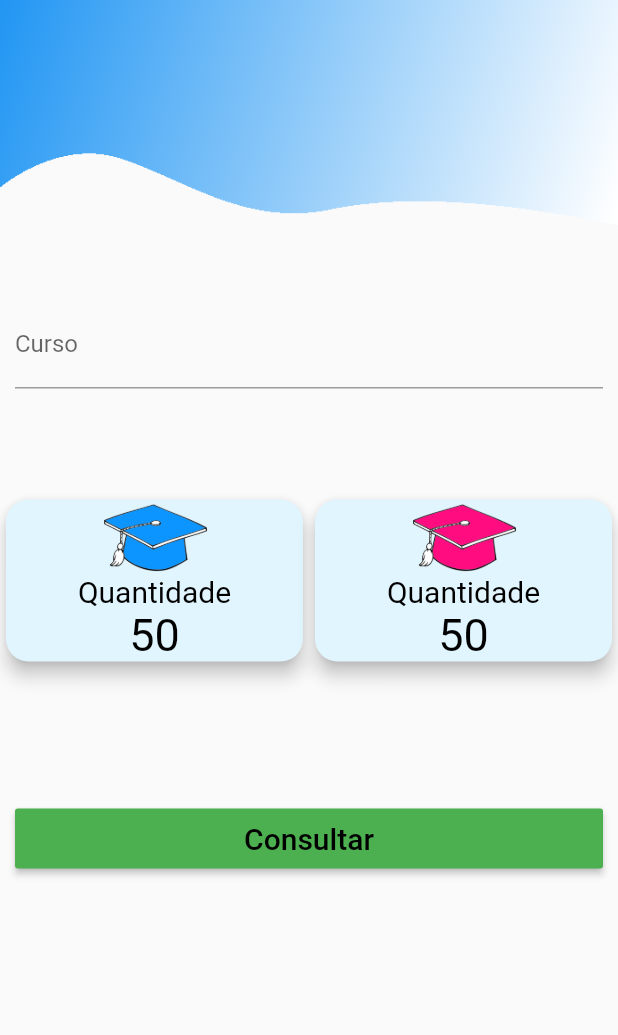
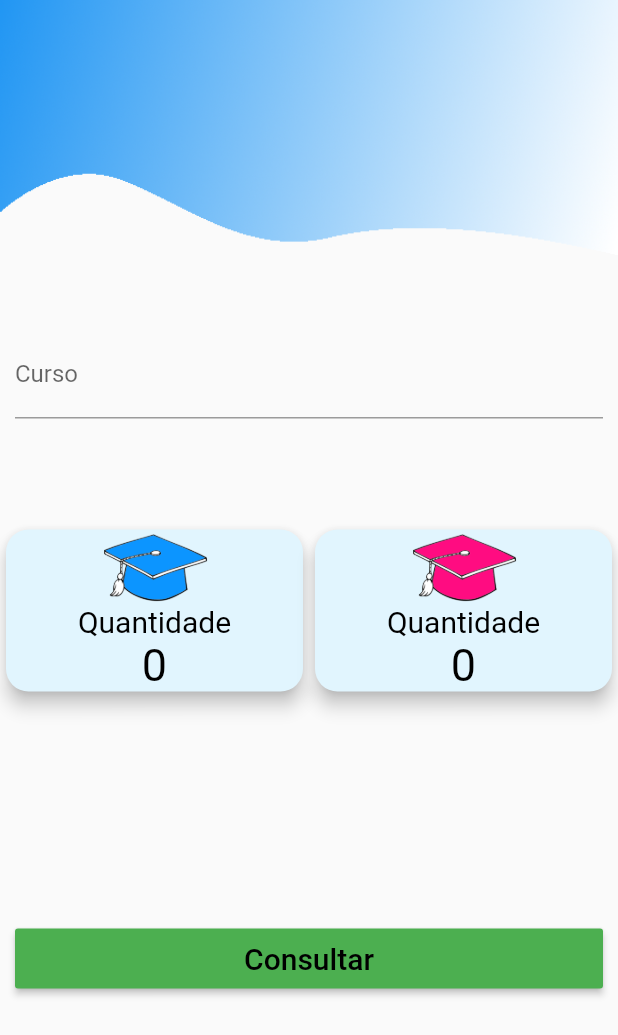
Before and after one commit to josafarb/AppQuantidadePessoasCursoUfrn, a Flutter app: the screen it shows after launch, after a tap on "Consultar", on a phone screen of 412 x 824 dp. Shown: the top 1035 px of the screen. Run offline on Flutter 3.47's test engine with Material 2 defaults, Android fonts, the phone set to English and light mode, and no system bars; our stand-ins replace flutter_typeahead; network calls fail.

```diff
--- a/lib/ui/HomePage.dart
+++ b/lib/ui/HomePage.dart
@@ -1,5 +1,8 @@
+import 'dart:convert';
+
 import 'package:flutter/material.dart';
 import 'package:flutter_typeahead/flutter_typeahead.dart';
+import 'package:http/http.dart' as http;
 
 import 'data.dart';
 
@@ -10,6 +13,9 @@ class HomePage extends StatefulWidget {
 
 class _HomePageState extends State<HomePage> {
   final TextEditingController _typeAheadController = TextEditingController();
+
+  int _quantidadeDeHomens = 0;
+  int _quantidadeDeMulheres = 0;
 
   @override
   Widget build(BuildContext context) {
@@ -22,7 +28,7 @@ class _HomePageState extends State<HomePage> {
       crossAxisAlignment: CrossAxisAlignment.stretch,
       children: <Widget>[
         Container(
-          height: 150,
+          height: 170,
           decoration: BoxDecoration(
               image: DecorationImage(
                   image: AssetImage('images/menu.png'), fit: BoxFit.fill)),
@@ -33,7 +39,7 @@ class _HomePageState extends State<HomePage> {
           child: _InputTextCurso(),
         ),
         Padding(
-            padding: EdgeInsets.fromLTRB(0, 70, 0, 80),
+            padding: EdgeInsets.fromLTRB(0, 70, 0, 140),
             child: Row(
               children: <Widget>[_QuantitativoHomem(), _QuantitativoMulher()],
             )),
@@ -43,7 +49,17 @@ class _HomePageState extends State<HomePage> {
             height: 40,
             child: RaisedButton(
               child: Text("Consultar", style: TextStyle(fontSize: 20)),
-              onPressed: () {},
+              onPressed: () {
+                _ConsultarQuantidadePessoas().then((resultado) {
+                  setState(() {
+                    double qtdHomem = resultado['Homens'][0];
+                    _quantidadeDeHomens = qtdHomem.toInt();
+
+                    double qtdMulheres = resultado['Mulheres'][0];
+                    _quantidadeDeMulheres = qtdMulheres.toInt();
+                  });
+                });
+              },
               color: Colors.green,
               textColor: Colors.black,
             ),
@@ -105,7 +121,7 @@ class _HomePageState extends State<HomePage> {
             Text("Quantidade",
                 textAlign: TextAlign.center,
                 style: TextStyle(color: Colors.black, fontSize: 20.0)),
-            Text("50",
+            Text(_quantidadeDeHomens.toString(),
                 textAlign: TextAlign.center,
                 style: TextStyle(color: Colors.black, fontSize: 30.0))
           ],
@@ -135,7 +151,7 @@ class _HomePageState extends State<HomePage> {
             Text("Quantidade",
                 textAlign: TextAlign.center,
                 style: TextStyle(color: Colors.black, fontSize: 20.0)),
-            Text("50",
+            Text(_quantidadeDeMulheres.toString(),
                 textAlign: TextAlign.center,
                 style: TextStyle(color: Colors.black, fontSize: 30.0))
           ],
@@ -143,4 +159,18 @@ class _HomePageState extends State<HomePage> {
       ),
     );
   }
+
+  Future<Map> _ConsultarQuantidadePessoas() async {
+    http.Response response;
+
+    String nomeDoCurso = _typeAheadController.text;
+    if (nomeDoCurso != null) {
+      String idCurso = BackendService.cursosComId()[nomeDoCurso];
+      response =
+          await http.get('http://192.168.1.6:8000/api/curso/?idCurso=$idCurso');
+    }
+
+    print(json.decode(response.body));
+    return json.decode(response.body);
+  }
 }
--- a/pubspec.yaml
+++ b/pubspec.yaml
@@ -24,6 +24,7 @@ dependencies:
   # Use with the CupertinoIcons class for iOS style icons.
   cupertino_icons: ^0.1.2
   flutter_typeahead: ^1.8.1
+  http: ^0.12.0+2
 
 dev_dependencies:
   flutter_test:
```
Also changed, not shown: lib/ui/data.dart (+2 -37 lines), pubspec.lock.
